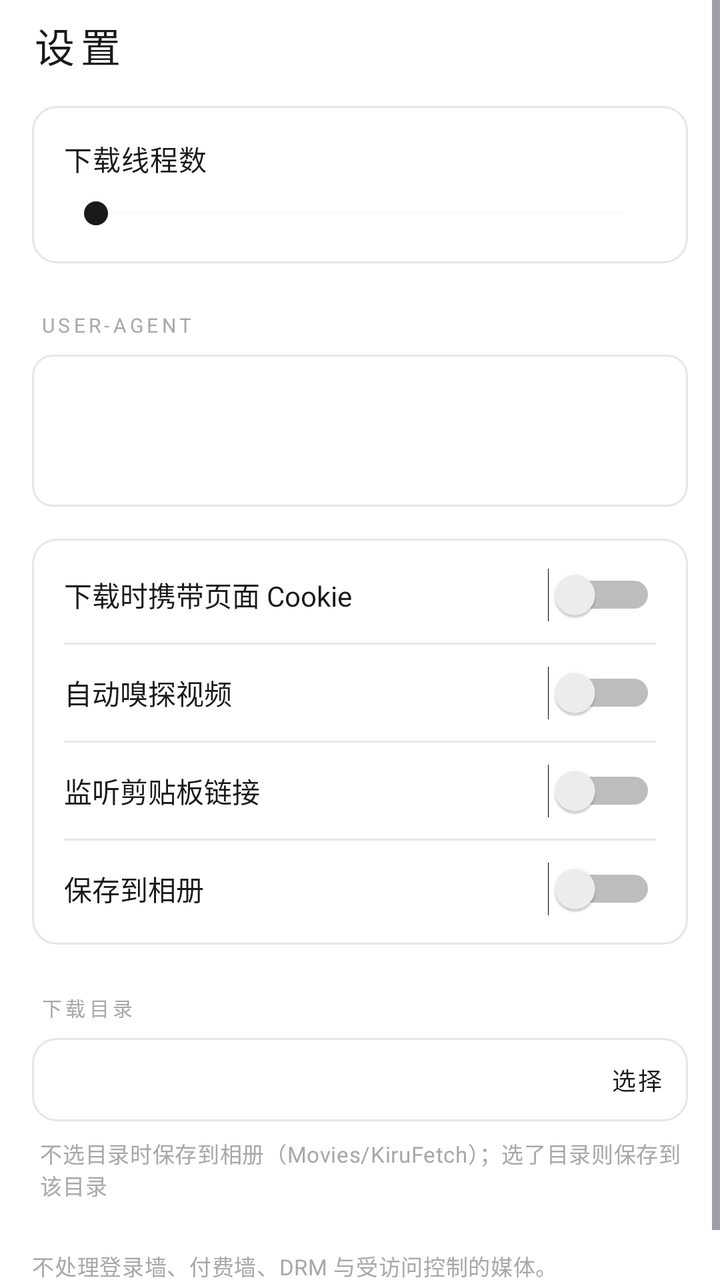
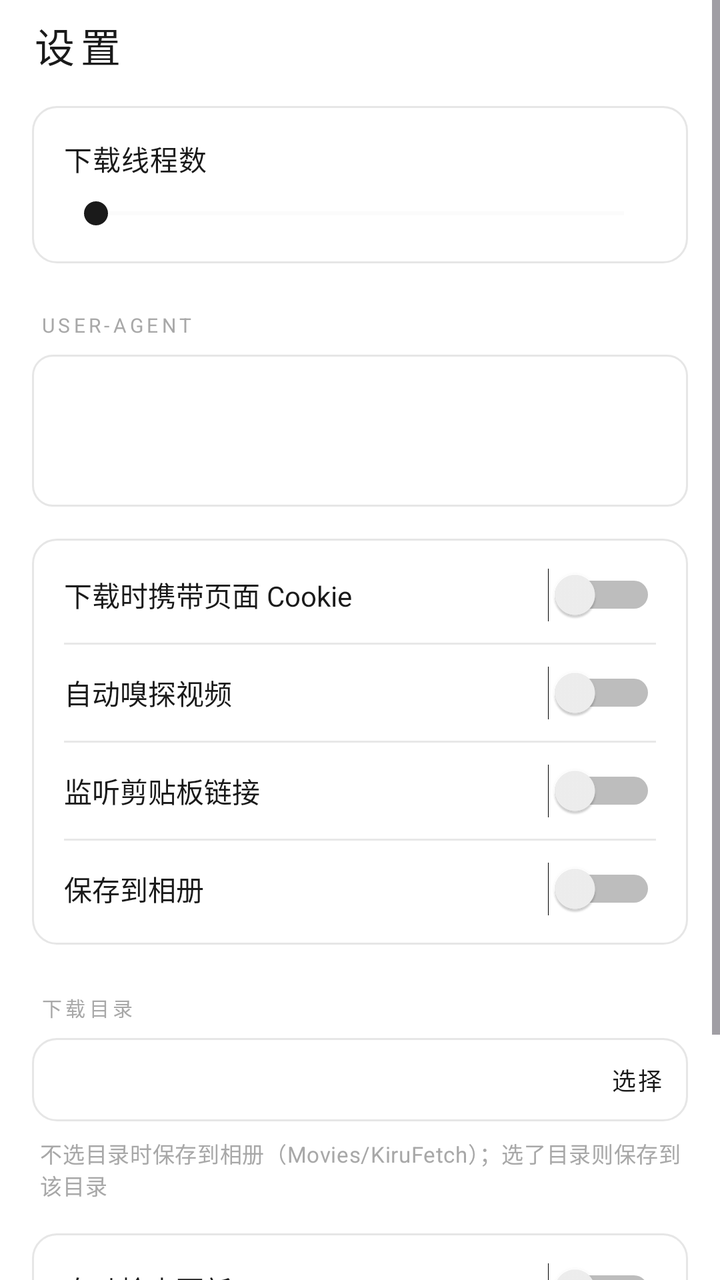

The first picture is an Android layout as it rendered before a commit; the second is the same layout after the commit. The layout source and the unified diff follow.
<!-- AndroidManifest.xml: application theme Theme.KiruFetch -->
<!-- res/layout/fragment_settings.xml -->
<?xml version="1.0" encoding="utf-8"?>
<ScrollView xmlns:android="http://schemas.android.com/apk/res/android"
    xmlns:app="http://schemas.android.com/apk/res-auto"
    android:layout_width="match_parent"
    android:layout_height="match_parent"
    android:background="@android:color/transparent"
    android:clipToPadding="false"
    android:paddingBottom="@dimen/space_xl">

    <LinearLayout
        android:layout_width="match_parent"
        android:layout_height="wrap_content"
        android:orientation="vertical"
        android:paddingHorizontal="@dimen/space_l">

        <TextView
            style="@style/Text.Title"
            android:layout_width="wrap_content"
            android:layout_height="wrap_content"
            android:layout_marginTop="@dimen/space_s"
            android:text="@string/settings"
            android:textSize="20sp" />

        
        <LinearLayout
            android:layout_width="match_parent"
            android:layout_height="wrap_content"
            android:layout_marginTop="@dimen/space_l"
            android:background="@drawable/bg_card"
            android:orientation="vertical"
            android:padding="@dimen/space_l">

            <LinearLayout
                android:layout_width="match_parent"
                android:layout_height="wrap_content"
                android:gravity="center_vertical"
                android:orientation="horizontal">

                <TextView
                    style="@style/Text.Body"
                    android:layout_width="0dp"
                    android:layout_height="wrap_content"
                    android:layout_weight="1"
                    android:text="@string/setting_threads" />

                <TextView
                    android:id="@+id/setting_threads_value"
                    android:layout_width="wrap_content"
                    android:layout_height="wrap_content"
                    android:letterSpacing="0.08"
                    android:textColor="@color/text"
                    android:textSize="@dimen/text_body" />
            </LinearLayout>

            <SeekBar
                android:id="@+id/setting_threads_seek"
                android:layout_width="match_parent"
                android:layout_height="wrap_content"
                android:layout_marginTop="@dimen/space_s"
                android:max="15"
                android:progressBackgroundTint="@color/surface_3"
                android:progressTint="@color/text"
                android:thumbTint="@color/text" />

        </LinearLayout>

        
        <TextView
            style="@style/Text.Kicker"
            android:layout_width="wrap_content"
            android:layout_height="wrap_content"
            android:layout_marginTop="@dimen/space_xl"
            android:layout_marginStart="@dimen/space_xs"
            android:text="@string/setting_ua" />

        <EditText
            android:id="@+id/setting_ua"
            android:layout_width="match_parent"
            android:layout_height="wrap_content"
            android:layout_marginTop="@dimen/space_s"
            android:background="@drawable/bg_input"
            android:gravity="top"
            android:maxLines="3"
            android:minHeight="76dp"
            android:padding="@dimen/space_m"
            android:textColor="@color/text"
            android:textSize="@dimen/text_caption" />

        
        <LinearLayout
            android:layout_width="match_parent"
            android:layout_height="wrap_content"
            android:layout_marginTop="@dimen/space_l"
            android:background="@drawable/bg_card"
            android:orientation="vertical"
            android:paddingVertical="@dimen/space_xs">

            <Switch
                android:id="@+id/setting_cookies"
                android:layout_width="match_parent"
                android:layout_height="wrap_content"
                android:minHeight="@dimen/touch_target"
                android:paddingHorizontal="@dimen/space_l"
                android:text="@string/setting_cookies"
                android:textColor="@color/text"
                android:textSize="@dimen/text_body" />

            <View
                android:layout_width="match_parent"
                android:layout_height="1dp"
                android:layout_marginHorizontal="@dimen/space_l"
                android:background="@color/divider" />

            <Switch
                android:id="@+id/setting_auto_sniff"
                android:layout_width="match_parent"
                android:layout_height="wrap_content"
                android:minHeight="@dimen/touch_target"
                android:paddingHorizontal="@dimen/space_l"
                android:text="@string/setting_auto_sniff"
                android:textColor="@color/text"
                android:textSize="@dimen/text_body" />

            <View
                android:layout_width="match_parent"
                android:layout_height="1dp"
                android:layout_marginHorizontal="@dimen/space_l"
                android:background="@color/divider" />

            <Switch
                android:id="@+id/setting_clipboard"
                android:layout_width="match_parent"
                android:layout_height="wrap_content"
                android:minHeight="@dimen/touch_target"
                android:paddingHorizontal="@dimen/space_l"
                android:text="@string/setting_clipboard"
                android:textColor="@color/text"
                android:textSize="@dimen/text_body" />

            <View
                android:layout_width="match_parent"
                android:layout_height="1dp"
                android:layout_marginHorizontal="@dimen/space_l"
                android:background="@color/divider" />

            <Switch
                android:id="@+id/setting_gallery"
                android:layout_width="match_parent"
                android:layout_height="wrap_content"
                android:minHeight="@dimen/touch_target"
                android:paddingHorizontal="@dimen/space_l"
                android:text="@string/setting_gallery"
                android:textColor="@color/text"
                android:textSize="@dimen/text_body" />

        </LinearLayout>

        
        <TextView
            style="@style/Text.Kicker"
            android:layout_width="wrap_content"
            android:layout_height="wrap_content"
            android:layout_marginTop="@dimen/space_xl"
            android:layout_marginStart="@dimen/space_xs"
            android:text="@string/setting_storage" />

        <LinearLayout
            android:id="@+id/setting_storage_row"
            android:layout_width="match_parent"
            android:layout_height="wrap_content"
            android:layout_marginTop="@dimen/space_s"
            android:background="@drawable/bg_card"
            android:clickable="true"
            android:focusable="true"
            android:gravity="center_vertical"
            android:orientation="horizontal"
            android:padding="@dimen/space_m">

            <TextView
                android:id="@+id/setting_storage_path"
                android:layout_width="0dp"
                android:layout_height="wrap_content"
                android:layout_weight="1"
                android:textColor="@color/text_dim"
                android:textSize="@dimen/text_caption" />

            <TextView
                android:layout_width="wrap_content"
                android:layout_height="wrap_content"
                android:layout_marginStart="@dimen/space_m"
                android:letterSpacing="0.1"
                android:text="@string/choose_folder"
                android:textColor="@color/text"
                android:textSize="@dimen/text_caption" />
        </LinearLayout>

        <TextView
            android:id="@+id/setting_storage_reset"
            style="@style/Text.Caption"
            android:layout_width="wrap_content"
            android:layout_height="wrap_content"
            android:layout_marginTop="@dimen/space_m"
            android:layout_marginStart="@dimen/space_xs"
            android:letterSpacing="0.06"
            android:paddingVertical="@dimen/space_xs"
            android:text="@string/reset_folder"
            android:textColor="@color/text_dim"
            android:visibility="gone" />

        <TextView
            style="@style/Text.Caption"
            android:layout_width="match_parent"
            android:layout_height="wrap_content"
            android:layout_marginTop="@dimen/space_s"
            android:layout_marginStart="@dimen/space_xs"
            android:text="@string/setting_storage_hint"
            android:textColor="@color/text_faint"
            android:textSize="11sp" />

        <TextView
            style="@style/Text.Caption"
            android:layout_width="match_parent"
            android:layout_height="wrap_content"
            android:layout_marginTop="@dimen/space_xl"
            android:text="@string/setting_boundary"
            android:textColor="@color/text_faint"
            android:textSize="11sp" />

    </LinearLayout>

</ScrollView>
<!-- resources referenced by this layout -->
<resources>
  <color name="divider">#E8E8E8</color>
  <color name="surface_3">#EDEDED</color>
  <color name="text">#1A1A1A</color>
  <color name="text_dim">#6E6E6E</color>
  <color name="text_faint">#A8A8A8</color>
  <dimen name="space_l">16dp</dimen>
  <dimen name="space_m">12dp</dimen>
  <dimen name="space_s">8dp</dimen>
  <dimen name="space_xl">24dp</dimen>
  <dimen name="space_xs">4dp</dimen>
  <dimen name="text_body">14sp</dimen>
  <dimen name="text_caption">12sp</dimen>
  <dimen name="touch_target">48dp</dimen>
  <!-- drawable bg_card (drawable) -->
  <?xml version="1.0" encoding="utf-8"?>
  <shape xmlns:android="http://schemas.android.com/apk/res/android"
      android:shape="rectangle">
      
      <solid android:color="#E6FFFFFF" />
      <stroke
          android:width="1dp"
          android:color="@color/hairline" />
      <corners android:radius="12dp" />
  </shape>
  <!-- drawable bg_input (drawable) -->
  <?xml version="1.0" encoding="utf-8"?>
  <shape xmlns:android="http://schemas.android.com/apk/res/android"
      android:shape="rectangle">
      <solid android:color="@color/card_translucent" />
      <stroke
          android:width="1dp"
          android:color="@color/hairline" />
      <corners android:radius="10dp" />
  </shape>
  <string name="choose_folder">选择</string>
  <string name="reset_folder">恢复默认目录</string>
  <string name="setting_auto_sniff">自动嗅探视频</string>
  <string name="setting_boundary">不处理登录墙、付费墙、DRM 与受访问控制的媒体。</string>
  <string name="setting_clipboard">监听剪贴板链接</string>
  <string name="setting_cookies">下载时携带页面 Cookie</string>
  <string name="setting_gallery">保存到相册</string>
  <string name="setting_storage">下载目录</string>
  <string name="setting_storage_hint">不选目录时保存到相册（Movies/KiruFetch）；选了目录则保存到该目录</string>
  <string name="setting_threads">下载线程数</string>
  <string name="setting_ua">User-Agent</string>
  <string name="settings">设置</string>
  <style name="Text.Body" parent="">
          <item name="android:textSize">@dimen/text_body</item>
          <item name="android:textColor">@color/text</item>
          <item name="android:letterSpacing">0.02</item>
      </style>
  <style name="Text.Caption" parent="">
          <item name="android:textSize">@dimen/text_caption</item>
          <item name="android:textColor">@color/text_dim</item>
          <item name="android:letterSpacing">0.02</item>
      </style>
  <style name="Text.Kicker" parent="">
          <item name="android:textSize">10sp</item>
          <item name="android:textColor">@color/text_faint</item>
          <item name="android:letterSpacing">0.18</item>
          <item name="android:textAllCaps">true</item>
      </style>
  <style name="Text.Title" parent="">
          <item name="android:textSize">@dimen/text_title</item>
          <item name="android:textColor">@color/text</item>
          <item name="android:textStyle">normal</item>
          <item name="android:letterSpacing">0.14</item>
          <item name="android:includeFontPadding">false</item>
      </style>
  <color name="hairline">#E6E6E6</color>
  <color name="card_translucent">#D9FFFFFF</color>
  <dimen name="text_title">22sp</dimen>
  <color name="primary">#1A1A1A</color>
  <color name="bg">#FFFFFF</color>
  <color name="surface">#FFFFFF</color>
  <!-- unchanged entries left out for length: 1 -->
</resources>

<!-- the commit's change to res/layout/fragment_settings.xml (unified diff, before → after) -->
@@ -217,6 +217,61 @@
             android:textColor="@color/text_faint"
             android:textSize="11sp" />
 
+        
+        <LinearLayout
+            android:layout_width="match_parent"
+            android:layout_height="wrap_content"
+            android:layout_marginTop="@dimen/space_l"
+            android:background="@drawable/bg_card"
+            android:orientation="vertical"
+            android:paddingVertical="@dimen/space_xs">
+
+            <Switch
+                android:id="@+id/setting_auto_update"
+                android:layout_width="match_parent"
+                android:layout_height="wrap_content"
+                android:minHeight="@dimen/touch_target"
+                android:paddingHorizontal="@dimen/space_l"
+                android:text="@string/setting_auto_update"
+                android:textColor="@color/text"
+                android:textSize="@dimen/text_body" />
+
+            <View
+                android:layout_width="match_parent"
+                android:layout_height="1dp"
+                android:layout_marginHorizontal="@dimen/space_l"
+                android:background="@color/divider" />
+
+            <LinearLayout
+                android:id="@+id/setting_check_row"
+                android:layout_width="match_parent"
+                android:layout_height="wrap_content"
+                android:background="?attr/selectableItemBackground"
+                android:clickable="true"
+                android:focusable="true"
+                android:gravity="center_vertical"
+                android:minHeight="@dimen/touch_target"
+                android:orientation="horizontal"
+                android:paddingHorizontal="@dimen/space_l">
+
+                <TextView
+                    style="@style/Text.Body"
+                    android:layout_width="0dp"
+                    android:layout_height="wrap_content"
+                    android:layout_weight="1"
+                    android:text="@string/setting_check_update" />
+
+                <TextView
+                    android:id="@+id/setting_version_value"
+                    style="@style/Text.Caption"
+                    android:layout_width="wrap_content"
+                    android:layout_height="wrap_content"
+                    android:letterSpacing="0.06"
+                    android:textColor="@color/text_faint" />
+            </LinearLayout>
+
+        </LinearLayout>
+
         <TextView
             style="@style/Text.Caption"
             android:layout_width="match_parent"
<!-- resource entries referenced after the edit -->
@@ -37,7 +37,9 @@
   <string name="choose_folder">选择</string>
   <string name="reset_folder">恢复默认目录</string>
   <string name="setting_auto_sniff">自动嗅探视频</string>
+  <string name="setting_auto_update">自动检查更新</string>
   <string name="setting_boundary">不处理登录墙、付费墙、DRM 与受访问控制的媒体。</string>
+  <string name="setting_check_update">检查更新</string>
   <string name="setting_clipboard">监听剪贴板链接</string>
   <string name="setting_cookies">下载时携带页面 Cookie</string>
   <string name="setting_gallery">保存到相册</string>
